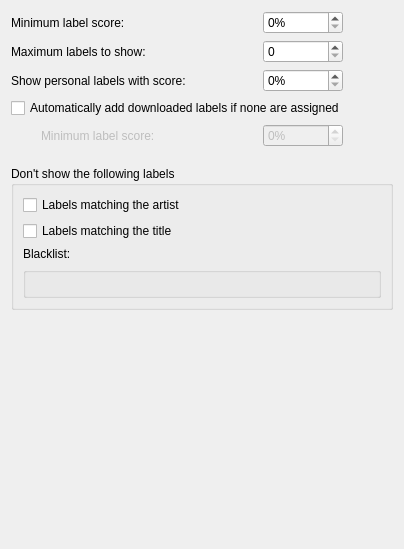
Qt form src/context/applets/labels/labelsSettings.ui (KDE/amarok) before a commit.
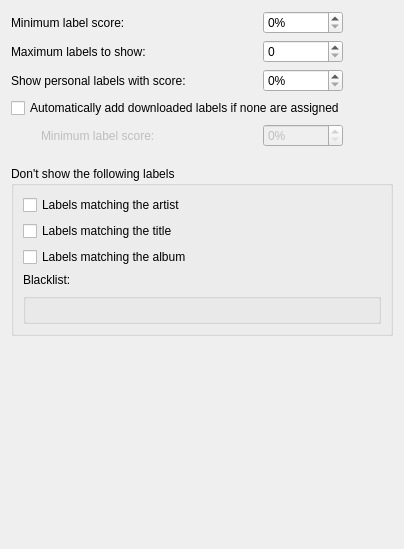
The same form after that commit. Custom widgets are drawn as their Qt base class.

Commit message: Add an option to ignore labels matching the album and some clean ups

What changed in the file:
```diff
--- a/src/context/applets/labels/labelsSettings.ui
+++ b/src/context/applets/labels/labelsSettings.ui
@@ -230,6 +230,13 @@
         </property>
        </widget>
       </item>
+      <item>
+       <widget class="QCheckBox" name="matchAlbumCheckBox">
+        <property name="text">
+         <string>Labels matching the album</string>
+        </property>
+       </widget>
+      </item>
       <item>
        <widget class="QLabel" name="label_4">
         <property name="text">
```
The commit also changes 5 other files.
